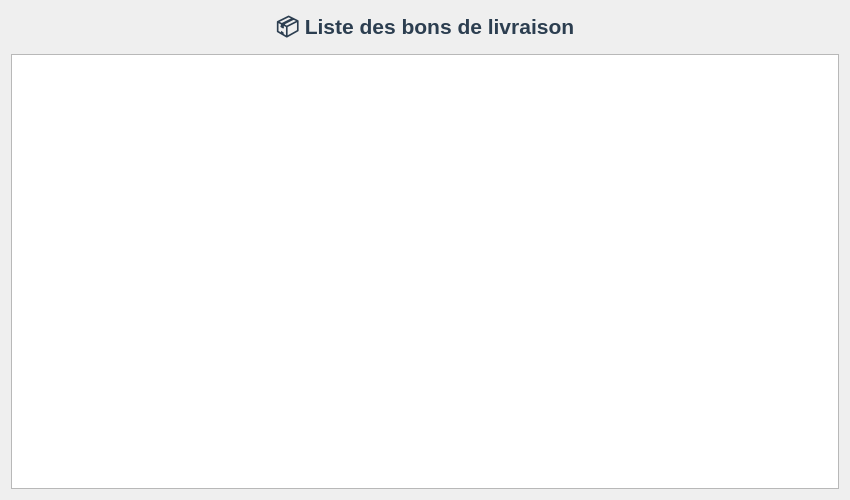
Alt68719/projet_achats, file form/FormBonLivraison.ui: the form before one commit.
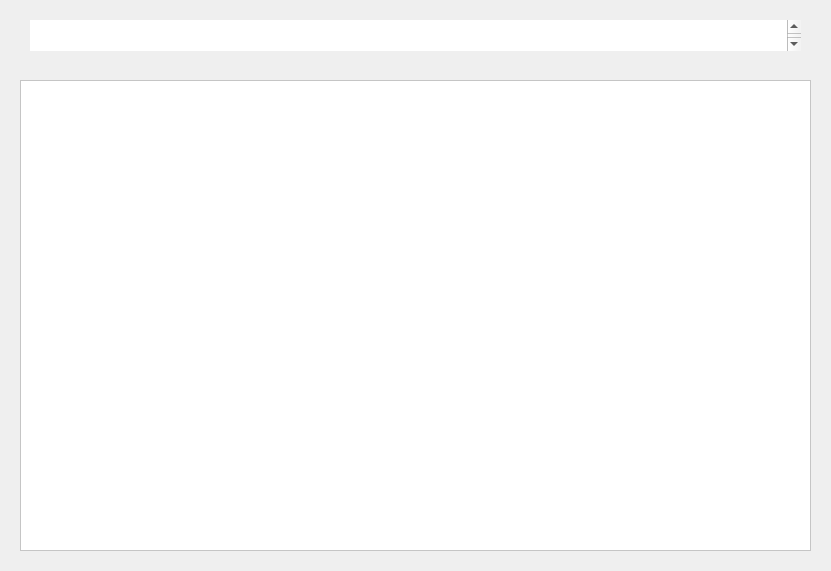
The form after the commit. Icons and pictures are not drawn.

The edit to the form file:
```diff
--- a/form/FormBonLivraison.ui
+++ b/form/FormBonLivraison.ui
@@ -6,31 +6,38 @@
    <rect>
     <x>0</x>
     <y>0</y>
-    <width>850</width>
-    <height>500</height>
+    <width>831</width>
+    <height>571</height>
    </rect>
   </property>
   <property name="windowTitle">
    <string>Liste des Bons de Livraison</string>
   </property>
-  <layout class="QVBoxLayout" name="verticalLayoutMain">
-
-   <item>
-    <widget class="QLabel" name="labelTitre">
-     <property name="text">
-      <string>📦 Liste des bons de livraison</string>
-     </property>
-     <property name="alignment">
-      <set>Qt::AlignCenter</set>
-     </property>
      <property name="styleSheet">
-      <string notr="true">font-size: 16pt; font-weight: bold; color: #2c3e50;</string>
-     </property>
-    </widget>
-   </item>
-
-   <item>
+   <string notr="true">QWidget#FormBonLivraison {
+    border-image: url(&quot;C:/projet_QT/projet_achats/image000/fond02.jpg&quot;) 0 0 0 0 stretch stretch;
+}
+</string>
+  </property>
     <widget class="QTableView" name="tableView">
+   <property name="geometry">
+    <rect>
+     <x>20</x>
+     <y>80</y>
+     <width>791</width>
+     <height>471</height>
+    </rect>
+   </property>
+   <property name="styleSheet">
+    <string notr="true">QTableView{
+	background-color: white;
+/*    border-image: url(&quot;C:/projet_QT/projet_achats/image000/fond10.jpg&quot;) 0 0 0 0 stretch stretch;
+background-image: url(&quot;C:/projet_QT/projet_achats/image000/fond02.jpg&quot;);
+background-repeat: no-repeat;
+background-position: center;
+background-size: cover;*/
+}</string>
+   </property>
      <property name="editTriggers">
       <set>QAbstractItemView::NoEditTriggers</set>
      </property>
@@ -44,9 +51,35 @@
       <bool>true</bool>
      </property>
     </widget>
-   </item>
-
-  </layout>
+  <widget class="QTextBrowser" name="textBrowser">
+   <property name="geometry">
+    <rect>
+     <x>10</x>
+     <y>10</y>
+     <width>811</width>
+     <height>51</height>
+    </rect>
+   </property>
+   <property name="styleSheet">
+    <string notr="true">QTextBrowser {
+    border-image: url(&quot;C:/projet_QT/projet_achats/image000/fond03.jpg&quot;) 0 0 0 0 stretch stretch;
+    border: none;
+    padding: 10px 20px;
+    color: white;
+    font-weight: bold;
+}</string>
+   </property>
+   <property name="html">
+    <string>&lt;!DOCTYPE HTML PUBLIC &quot;-//W3C//DTD HTML 4.0//EN&quot; &quot;http://www.w3.org/TR/REC-html40/strict.dtd&quot;&gt;
+&lt;html&gt;&lt;head&gt;&lt;meta name=&quot;qrichtext&quot; content=&quot;1&quot; /&gt;&lt;meta charset=&quot;utf-8&quot; /&gt;&lt;style type=&quot;text/css&quot;&gt;
+p, li { white-space: pre-wrap; }
+hr { height: 1px; border-width: 0; }
+li.unchecked::marker { content: &quot;\2610&quot;; }
+li.checked::marker { content: &quot;\2612&quot;; }
+&lt;/style&gt;&lt;/head&gt;&lt;body style=&quot; font-family:'Segoe UI'; font-size:9pt; font-weight:700; font-style:normal;&quot;&gt;
+&lt;p style=&quot; margin-top:0px; margin-bottom:0px; margin-left:0px; margin-right:0px; -qt-block-indent:0; text-indent:0px;&quot;&gt;&lt;span style=&quot; font-size:20pt;&quot;&gt; Liste des bons de livraison&lt;/span&gt;&lt;/p&gt;&lt;/body&gt;&lt;/html&gt;</string>
+   </property>
+  </widget>
  </widget>
  <resources/>
  <connections/>
```
Left out of the diff: 8 changed lines with no effect on the pictures. Lines whose indentation alone changed are shown as unchanged.
